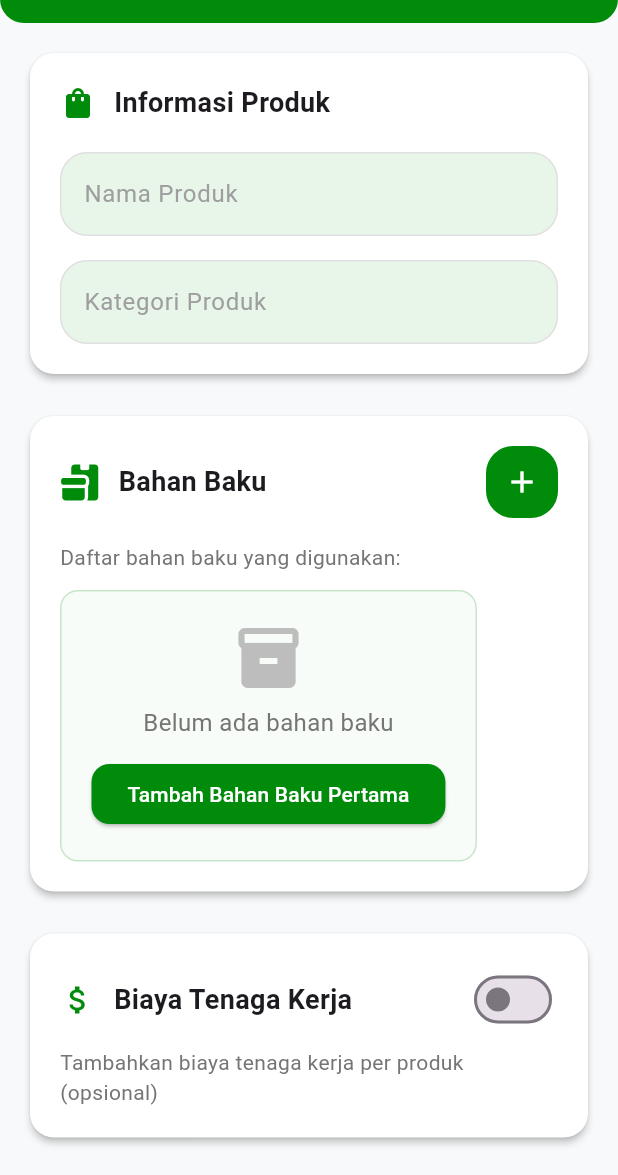
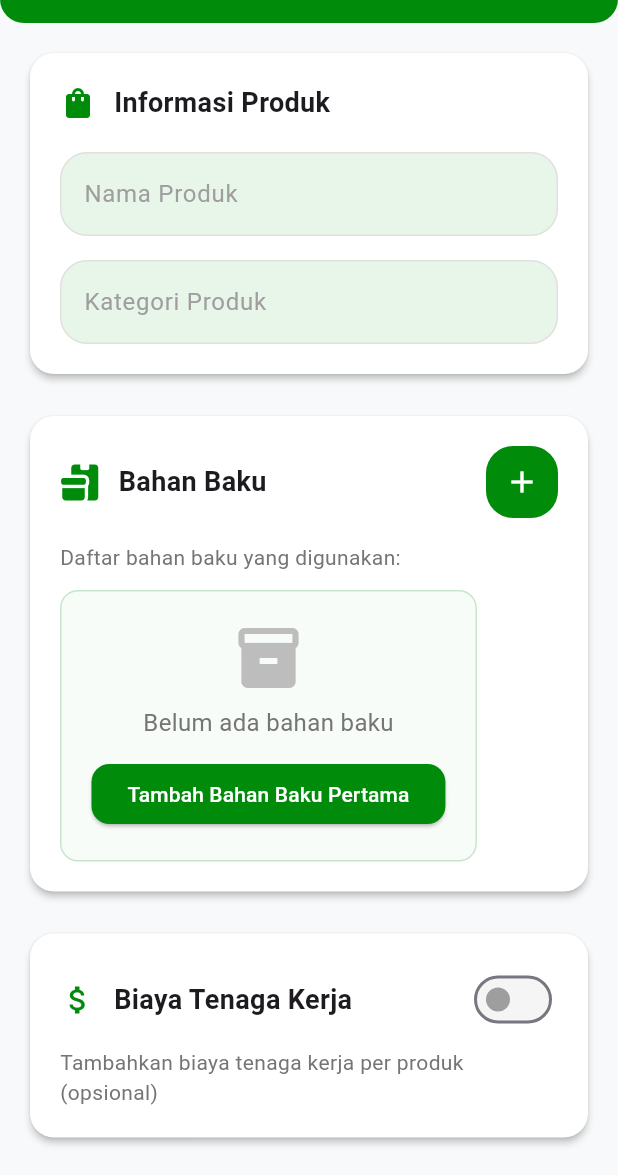
Before and after one commit to ardhikaxx/hpp-snap-app, a Flutter app: the screen it shows after launch, on a phone screen of 412 x 824 dp, the part 61-1236 px from its top. Run offline on Flutter 3.47's test engine with Material 3 defaults, Android fonts, the phone set to English and light mode, and no system bars; our stand-ins replace font_awesome_flutter.

Commit message:
fix(home) perbaikan pada homepage bagian switch

```diff
--- a/lib/page/home_screens.dart
+++ b/lib/page/home_screens.dart
@@ -686,6 +686,9 @@ class _HomeScreenState extends State<HomeScreen> {
                     });
                   },
                   activeThumbColor: primaryColor,
+                  activeTrackColor: primaryLight,
+                  inactiveThumbColor: Colors.grey.shade500,
+                  inactiveTrackColor: Colors.grey.shade100,
                 ),
               ],
             ),
```
